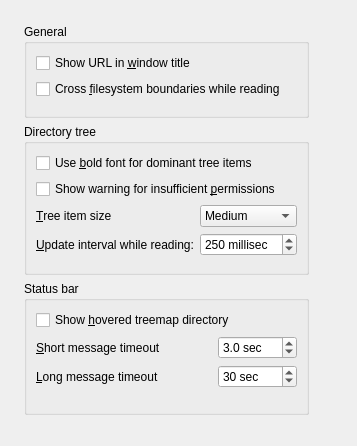
First picture: the form in src/general-config-page.ui, repository Lithopsian/qt6dirstat, before the edit.
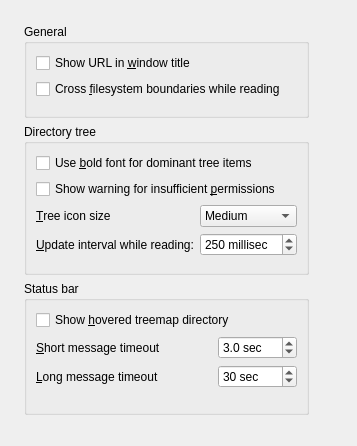
Second picture: the form after the edit.

Commit message:
Tree icon sizes
The small/medium config setting no longer changes font sizes; that can be done with external theming or through the qt5/6ct tools.  Remove old code and change the general config page wording and tooltip.

What changed in the file:
```diff
--- a/src/general-config-page.ui
+++ b/src/general-config-page.ui
@@ -117,7 +117,7 @@
           <item row="2" column="0">
            <widget class="QLabel" name="treeIconThemeCaption">
             <property name="text">
-             <string>&amp;Tree item size</string>
+             <string>&amp;Tree icon size</string>
             </property>
             <property name="buddy">
              <cstring>treeIconThemeComboBox</cstring>
```
Left out of the diff: 2 changed lines with no effect on the pictures. The commit also changes 1 other file.
